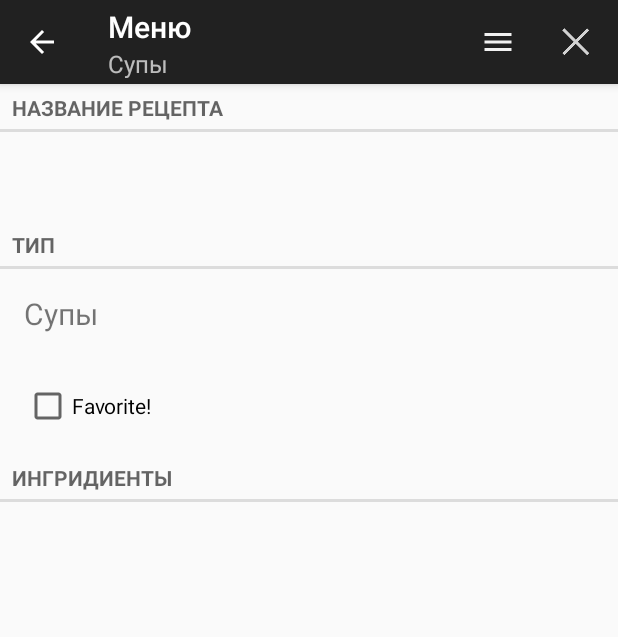
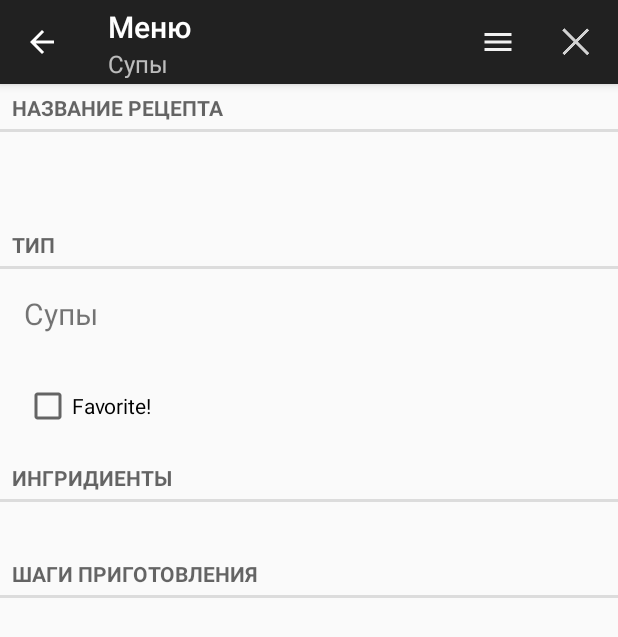
Before and after one commit to abbath0767/SimpleEat, an Android app: the screen it shows after launch (MainActivity), after a tap on an icon or button, on a phone screen of 412 x 824 dp. Shown: the top 637 px of the screen. Run offline under Robolectric (Android 15) with nearby library versions, the phone set to English and light mode, and no system bars; 3 other taps on this screen came first.

Commit message:
merge with pc

```diff
--- a/app/build.gradle
+++ b/app/build.gradle
@@ -24,6 +24,4 @@ dependencies {
     testCompile 'junit:junit:4.12'
     compile 'com.android.support:appcompat-v7:23.2.1'
     compile 'com.android.support:support-v13:24.0.0-alpha1'
-    compile 'com.android.support:recyclerview-v7:24.0.0-alpha2'
-    compile 'com.android.support:cardview-v7:24.0.0-alpha2'
 }
--- a/app/src/main/java/com/luxary_team/simpleeat/RecipeFragment.java
+++ b/app/src/main/java/com/luxary_team/simpleeat/RecipeFragment.java
@@ -18,6 +18,8 @@ import com.luxary_team.simpleeat.objects.Recipe;
 import com.luxary_team.simpleeat.objects.RecipeElement;
 import com.luxary_team.simpleeat.objects.RecipeElementLab;
 import com.luxary_team.simpleeat.objects.RecipeLab;
+import com.luxary_team.simpleeat.objects.RecipeStep;
+import com.luxary_team.simpleeat.objects.RecipeStepLab;
 
 import java.util.ArrayList;
 import java.util.UUID;
@@ -30,9 +32,11 @@ public class RecipeFragment extends Fragment {
     private TextView mRecipeTextType;
     private CheckBox mFavorCheckBox;
     private LinearLayout mLinearLayoutRecipeElements;
+    private LinearLayout mLinearLayoutRecipeSteps;
 
     private Recipe mRecipe;
     private ArrayList<RecipeElement> mRecipeElements;
+    private ArrayList<RecipeStep> mRecipeSteps;
 
     @Override
     public void onCreate(Bundle savedInstanceState) {
@@ -41,6 +45,7 @@ public class RecipeFragment extends Fragment {
         UUID recipeUuid = (UUID) getArguments().getSerializable(EXTRA_RECIPE_ID);
         mRecipe = RecipeLab.get(getActivity()).getRecipe(recipeUuid);
         mRecipeElements = RecipeElementLab.get(getActivity()).getRecipeElements(recipeUuid.toString());
+        mRecipeSteps = RecipeStepLab.get(getActivity()).getRecipeSteps(recipeUuid.toString());
 
         setHasOptionsMenu(true);
     }
@@ -66,7 +71,10 @@ public class RecipeFragment extends Fragment {
 
         mLinearLayoutRecipeElements = (LinearLayout) rootView.
                 findViewById(R.id.recipe_fragment_linear_layout_for_recipe_elements);
-        inflateRecipeElements();
+        mLinearLayoutRecipeSteps = (LinearLayout) rootView.
+                findViewById(R.id.recipe_fragment_linear_layout_for_recipe_steps);
+
+        inflateRecipeElementsAndSteps();
 
         return rootView;
     }
@@ -80,13 +88,13 @@ public class RecipeFragment extends Fragment {
         return fragment;
     }
 
-    private void inflateRecipeElements() {
+    //todo need refactor
+    private void inflateRecipeElementsAndSteps() {
         Log.d(MainActivity.TAG, "recipeElements count = " + mRecipeElements.size());
 
-        if (mRecipeElements.size() == 0)
-            return;
+        if (mRecipeElements.size() != 0) {
 
-        for (RecipeElement element: mRecipeElements) {
+            for (RecipeElement element : mRecipeElements) {
                 LinearLayout anotherLL = (LinearLayout) LayoutInflater.from(getActivity())
                         .inflate(R.layout.list_item_recipe_element, null);
                 anotherLL.setId(View.generateViewId());
@@ -105,6 +113,33 @@ public class RecipeFragment extends Fragment {
                 mNameTextView.setTextSize(20);
                 mCountTextView.setText(mRecipeElements.get(i).getCount());
             }
+        }
+
+        Log.d(MainActivity.TAG, "recipeSteps cpunt = " + mRecipeSteps.size());
+
+        if (mRecipeSteps.size() != 0) {
+
+            for (RecipeStep step: mRecipeSteps) {
+                LinearLayout anotherLL = (LinearLayout) LayoutInflater.from(getActivity())
+                        .inflate(R.layout.list_item_recipe_step, null);
+                anotherLL.setId(View.generateViewId());
+
+                mLinearLayoutRecipeSteps.addView(anotherLL, mLinearLayoutRecipeSteps.getChildCount());
+            }
+
+            for (int i = 0; i < mLinearLayoutRecipeSteps.getChildCount(); i++) {
+                View view = mLinearLayoutRecipeSteps.getChildAt(i);
+
+                TextView mNameTextView = (TextView) view.findViewById(R.id.recipe_step_name_textView);
+                mNameTextView.setTextSize(20);
+                mNameTextView.setText(mRecipeSteps.get(i).getName());
+
+                TextView mNumTextView = (TextView) view.findViewById(R.id.recipe_step_num_textView);
+                mNumTextView.setTextSize(20);
+                mNumTextView.setText(String.valueOf(mRecipeSteps.get(i).getNum()));
+            }
+        }
+
     }
 
     @Override
--- a/app/src/main/java/com/luxary_team/simpleeat/objects/RecipeElementLab.java
+++ b/app/src/main/java/com/luxary_team/simpleeat/objects/RecipeElementLab.java
@@ -66,7 +66,7 @@ public class RecipeElementLab {
     }
 
     public RecipeElement getRecipeElement(String parentUuid) {
-        //todo
+        //todo make this
         return null;
     }
 
--- a/app/src/main/java/com/luxary_team/simpleeat/objects/RecipeStepLab.java
+++ b/app/src/main/java/com/luxary_team/simpleeat/objects/RecipeStepLab.java
@@ -1,9 +1,13 @@
 package com.luxary_team.simpleeat.objects;
 
+import android.content.ContentValues;
 import android.content.Context;
+import android.database.Cursor;
 import android.database.sqlite.SQLiteDatabase;
 
 import com.luxary_team.simpleeat.database.RecipeDBHelper;
+import com.luxary_team.simpleeat.database.RecipeStepCursorWrapper;
+import com.luxary_team.simpleeat.database.RecipeStepDBShema.RecipeStepTable;
 
 import java.util.ArrayList;
 
@@ -16,7 +20,68 @@ public class RecipeStepLab {
     private RecipeStepLab(Context context) {
         mContext = context.getApplicationContext();
         mDatabase = new RecipeDBHelper(context).getWritableDatabase();
+    }
 
-        //todo go next make controller
+    public static RecipeStepLab get(Context context) {
+        if (mRecipeStepLab == null)
+            mRecipeStepLab = new RecipeStepLab(context);
+        return mRecipeStepLab;
     }
+
+    public void setAndSaveRecipeSteps(ArrayList<RecipeStep> recipeSteps) {
+        mRecipeSteps = recipeSteps;
+        for (RecipeStep step: mRecipeSteps)
+            addRecipeStep(step);
+    }
+
+    public ArrayList<RecipeStep> getRecipeSteps(String parentUuid) {
+        updateRecipeSteps(parentUuid);
+        return mRecipeSteps;
+    }
+
+    public void updateRecipeSteps(String parentUuid) {
+        RecipeStepCursorWrapper cursor = queryRecipeSteps(RecipeStepTable.Cols.PARENT_UUID + " = ?",
+                new String[] {parentUuid});
+
+        mRecipeSteps.clear();
+
+        try {
+            if (cursor.getCount() == 0)
+                return;;
+            cursor.moveToFirst();
+            while(!cursor.isAfterLast()) {
+                mRecipeSteps.add(cursor.getRecipeStep());
+                cursor.moveToNext();
+            }
+        } finally {
+            cursor.close();
+        }
+    }
+
+    public void addRecipeStep(RecipeStep step) {
+        ContentValues content = getContentValues(step);
+        mDatabase.insert(RecipeStepTable.NAME, null, content);
+    }
+
+    private RecipeStepCursorWrapper queryRecipeSteps(String whereClause, String[] whereArgs) {
+        Cursor cursor = mDatabase.query(RecipeStepTable.NAME,
+                null,
+                whereClause,
+                whereArgs,
+                null,
+                null,
+                null);
+
+        return new RecipeStepCursorWrapper(cursor);
+    }
+
+    private static ContentValues getContentValues(RecipeStep recipeStep) {
+        ContentValues content = new ContentValues();
+        content.put(RecipeStepTable.Cols.NAME, recipeStep.getName());
+        content.put(RecipeStepTable.Cols.NUM, recipeStep.getNum());
+        content.put(RecipeStepTable.Cols.PARENT_UUID, recipeStep.getParentRecipeUUID());
+
+        return content;
+    }
+
 }
--- a/app/src/main/res/layout/recipe_fragment.xml
+++ b/app/src/main/res/layout/recipe_fragment.xml
@@ -1,5 +1,10 @@
 <?xml version="1.0" encoding="utf-8"?>
-<LinearLayout xmlns:android="http://schemas.android.com/apk/res/android"
+
+<ScrollView xmlns:android="http://schemas.android.com/apk/res/android"
+            android:layout_width="match_parent"
+            android:layout_height="wrap_content">
+
+    <LinearLayout
         android:layout_width="match_parent"
         android:layout_height="match_parent"
         android:orientation="vertical">
@@ -14,10 +19,10 @@
             android:id="@+id/recipe_fragment_title_textView"
             android:layout_width="match_parent"
             android:layout_height="wrap_content"
+            android:layout_margin="16dp"
             android:text="test"
             android:textSize="20sp"
-        android:textStyle="bold"
-        android:layout_margin="16dp"/>
+            android:textStyle="bold"/>
 
         <TextView
             style="?android:listSeparatorTextViewStyle"
@@ -29,16 +34,16 @@
             android:id="@+id/recipe_fragment_type_textView"
             android:layout_width="match_parent"
             android:layout_height="wrap_content"
+            android:layout_margin="16dp"
             android:text="test"
-        android:textSize="20sp"
-        android:layout_margin="16dp"/>
+            android:textSize="20sp"/>
 
         <CheckBox
             android:id="@+id/recipe_fragment_favorite_checkBox"
             android:layout_width="wrap_content"
             android:layout_height="wrap_content"
-        android:text="@string/is_favorite"
-        android:layout_margin="16dp"/>
+            android:layout_margin="16dp"
+            android:text="@string/is_favorite"/>
 
         <TextView
             style="?android:listSeparatorTextViewStyle"
@@ -47,11 +52,26 @@
             android:text="@string/elements"/>
 
         <LinearLayout
-        android:layout_margin="16dp"
             android:id="@+id/recipe_fragment_linear_layout_for_recipe_elements"
             android:layout_width="match_parent"
             android:layout_height="wrap_content"
+            android:layout_margin="16dp"
+            android:orientation="vertical">
+        </LinearLayout>
+
+        <TextView
+            style="?android:listSeparatorTextViewStyle"
+            android:layout_width="match_parent"
+            android:layout_height="wrap_content"
+            android:text="@string/recipe_steps_separator"/>
+
+        <LinearLayout
+            android:id="@+id/recipe_fragment_linear_layout_for_recipe_steps"
+            android:layout_width="match_parent"
+            android:layout_height="wrap_content"
+            android:layout_margin="16dp"
             android:orientation="vertical">
         </LinearLayout>
 
     </LinearLayout>
+</ScrollView>
--- a/app/src/main/res/values/strings.xml
+++ b/app/src/main/res/values/strings.xml
@@ -18,6 +18,7 @@
     <string name="new_recipe_type">Выберите тип</string>
     <string name="new_recipe_element_title">Выберите ингридиенты</string>
     <string name="new_recipe_step_title">Добавьте шаги</string>
+    <string name="recipe_steps_separator">Шаги приготовления</string>
     <string name="step_number">Шаг №%d</string>
     <string name="step_hint">Описание шага</string>
     <string name="kitchen_add_recipe_button_title">Добавить рецепт</string>
--- a/build.gradle
+++ b/build.gradle
@@ -5,7 +5,7 @@ buildscript {
         jcenter()
     }
     dependencies {
-        classpath 'com.android.tools.build:gradle:1.5.0'
+        classpath 'com.android.tools.build:gradle:2.1.0'
 
         // NOTE: Do not place your application dependencies here; they belong
         // in the individual module build.gradle files
```
Also changed, not shown: app/src/main/java/com/luxary_team/simpleeat/KitchenFragment.java (+8 -2 lines), app/src/main/res/layout/list_item_recipe_step.xml (added, +18 -0 lines), gradle/wrapper/gradle-wrapper.properties. Lines whose indentation alone changed are shown as unchanged.
